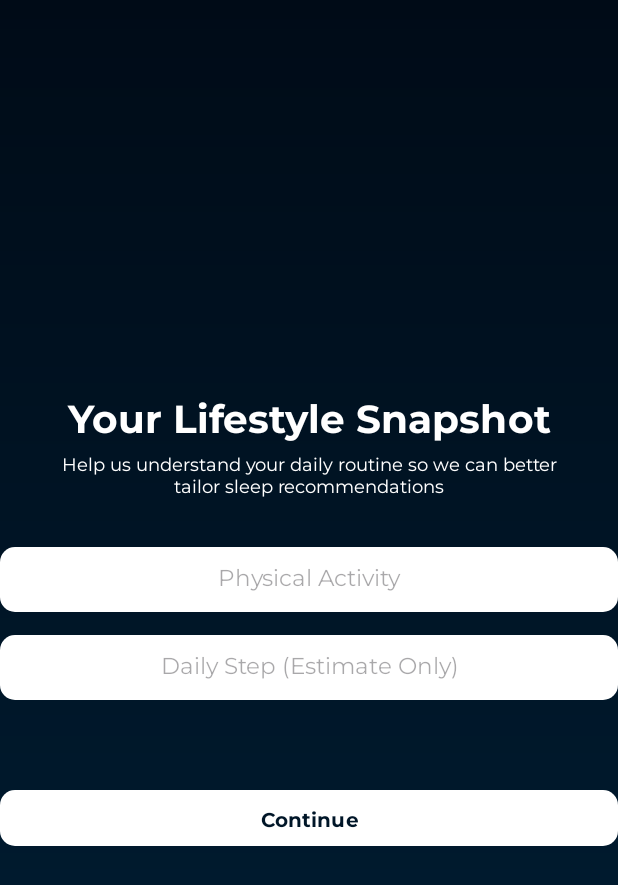
After one commit to Turuku-Bangkit-Capstone-Project/Mobile-Development, an Android app: the PersonalizeLifestyle screen opened directly, with no data from a screen before it, on a phone screen of 412 x 824 dp. The commit adds this screen. Shown: the top 885 px of the screen. Run offline under Robolectric (Android 15) with nearby library versions, the phone set to English and light mode, and no system bars.

Commit message:
Adding New activity - activity_final_personalize.xml - activity_home.xml - activity_personalize_bedtime.xml - activity_personalize_lifestyle - activity_personalize_waketime.xml

```diff
--- /dev/null
+++ b/app/src/main/java/com/muhhlmy/turuku/PersonalizeLifestyle.kt
@@ -0,0 +1,20 @@
+package com.muhhlmy.turuku
+
+import android.os.Bundle
+import androidx.activity.enableEdgeToEdge
+import androidx.appcompat.app.AppCompatActivity
+import androidx.core.view.ViewCompat
+import androidx.core.view.WindowInsetsCompat
+
+class PersonalizeLifestyle : AppCompatActivity() {
+    override fun onCreate(savedInstanceState: Bundle?) {
+        super.onCreate(savedInstanceState)
+        enableEdgeToEdge()
+        setContentView(R.layout.activity_personalize_lifestyle)
+        ViewCompat.setOnApplyWindowInsetsListener(findViewById(R.id.main)) { v, insets ->
+            val systemBars = insets.getInsets(WindowInsetsCompat.Type.systemBars())
+            v.setPadding(systemBars.left, systemBars.top, systemBars.right, systemBars.bottom)
+            insets
+        }
+    }
+}
--- /dev/null
+++ b/app/src/main/res/layout/activity_personalize_lifestyle.xml
@@ -0,0 +1,107 @@
+<?xml version="1.0" encoding="utf-8"?>
+<androidx.constraintlayout.widget.ConstraintLayout
+    xmlns:android="http://schemas.android.com/apk/res/android"
+    xmlns:app="http://schemas.android.com/apk/res-auto"
+    xmlns:tools="http://schemas.android.com/tools"
+    android:id="@+id/main"
+    android:layout_width="match_parent"
+    android:layout_height="match_parent"
+    android:background="@drawable/background_gradient"
+    android:padding="35dp"
+    tools:context=".PersonalizeMessage">
+
+    <FrameLayout
+        android:layout_width="match_parent"
+        android:layout_height="wrap_content"
+        app:layout_constraintStart_toStartOf="parent"
+        app:layout_constraintEnd_toEndOf="parent"
+        app:layout_constraintTop_toTopOf="parent"
+        app:layout_constraintBottom_toBottomOf="parent">
+
+        <androidx.constraintlayout.widget.ConstraintLayout
+            android:layout_width="match_parent"
+            android:layout_height="match_parent">
+
+            <TextView
+                android:id="@+id/personalize_message"
+                android:layout_width="match_parent"
+                android:layout_height="wrap_content"
+                android:text="Your Lifestyle Snapshot"
+                android:fontFamily="@font/montserrat_bold"
+                android:textSize="26sp"
+                android:textColor="@color/white"
+                android:textAlignment="center"
+                app:layout_constraintTop_toTopOf="parent"
+                app:layout_constraintStart_toStartOf="parent"
+                app:layout_constraintEnd_toEndOf="parent"/>
+
+            <TextView
+                android:id="@+id/personalize_desc"
+                android:layout_width="match_parent"
+                android:layout_height="wrap_content"
+                android:paddingStart="30dp"
+                android:paddingEnd="30dp"
+                android:text="Help us understand your daily routine so we can better tailor sleep recommendations"
+                android:fontFamily="@font/montserrat_reguler"
+                android:textSize="12sp"
+                android:textColor="@color/white"
+                android:textAlignment="center"
+                app:layout_constraintTop_toBottomOf="@+id/personalize_message" />
+
+            <com.google.android.material.textfield.TextInputEditText
+                android:id="@+id/etPhysicalActivity"
+                android:layout_width="0dp"
+                android:layout_height="wrap_content"
+                android:layout_marginTop="30dp"
+                android:background="@drawable/rounded_edittext"
+                android:fontFamily="@font/montserrat_reguler"
+                android:padding="10dp"
+                android:hint="Physical Activity"
+                android:textColor="@color/dark_intense_blue"
+                android:textSize="15sp"
+                android:textAlignment="center"
+                app:layout_constraintEnd_toEndOf="parent"
+                app:layout_constraintStart_toStartOf="parent"
+                app:layout_constraintTop_toBottomOf="@id/personalize_desc"
+                android:inputType="number"
+                tools:ignore="SmallSp" />
+
+            <com.google.android.material.textfield.TextInputEditText
+                android:id="@+id/etDailyStep"
+                android:layout_width="0dp"
+                android:layout_height="wrap_content"
+                android:layout_marginTop="15dp"
+                android:background="@drawable/rounded_edittext"
+                android:fontFamily="@font/montserrat_reguler"
+                android:padding="10dp"
+                android:hint="Daily Step (Estimate Only)"
+                android:textColor="@color/dark_intense_blue"
+                android:textSize="15sp"
+                android:textAlignment="center"
+                app:layout_constraintEnd_toEndOf="parent"
+                app:layout_constraintStart_toStartOf="parent"
+                app:layout_constraintTop_toBottomOf="@id/etPhysicalActivity"
+                android:inputType="number"
+                tools:ignore="SmallSp" />
+
+
+            <com.google.android.material.button.MaterialButton
+                android:id="@+id/btnContinue"
+                android:layout_width="match_parent"
+                android:layout_height="37dp"
+                android:layout_marginTop="60dp"
+                app:backgroundTint="@color/white"
+                android:fontFamily="@font/montserrat_bold"
+                android:text="Continue"
+                android:textSize="13sp"
+                android:background="@drawable/rounded_button"
+                android:textColor="@color/dark_low_blue"
+                app:layout_constraintStart_toStartOf="parent"
+                app:layout_constraintEnd_toEndOf="parent"
+                app:layout_constraintTop_toBottomOf="@id/etDailyStep" />
+
+        </androidx.constraintlayout.widget.ConstraintLayout>
+
+    </FrameLayout>
+
+</androidx.constraintlayout.widget.ConstraintLayout>
--- a/gradle/libs.versions.toml
+++ b/gradle/libs.versions.toml
@@ -11,6 +11,7 @@ activity = "1.9.3"
 constraintlayout = "2.2.0"
 navigationFragmentKtx = "2.8.4"
 navigationUiKtx = "2.8.4"
+repo = "Tag"
 
 [libraries]
 androidx-core-ktx = { group = "androidx.core", name = "core-ktx", version.ref = "coreKtx" }
@@ -23,6 +24,7 @@ material = { group = "com.google.android.material", name = "material", version.r
 androidx-activity = { group = "androidx.activity", name = "activity", version.ref = "activity" }
 androidx-constraintlayout = { group = "androidx.constraintlayout", name = "constraintlayout", version.ref = "constraintlayout" }
 navigation-ui-ktx = { module = "androidx.navigation:navigation-ui-ktx", version.ref = "navigationUiKtx" }
+repo = { module = "com.github.User:Repo", version.ref = "repo" }
 
 [plugins]
 android-application = { id = "com.android.application", version.ref = "agp" }
--- a/settings.gradle.kts
+++ b/settings.gradle.kts
@@ -16,6 +16,7 @@ dependencyResolutionManagement {
     repositories {
         google()
         mavenCentral()
+        maven { url = uri("https://jitpack.io") }
     }
 }
 
```
Also changed, not shown: app/build.gradle.kts (+8 -0 lines), app/src/main/AndroidManifest.xml (+19 -1 lines), app/src/main/java/com/muhhlmy/turuku/FinalPersonalize.kt (added, +20 -0 lines), app/src/main/java/com/muhhlmy/turuku/HomeActivity.kt (added, +16 -0 lines), app/src/main/java/com/muhhlmy/turuku/PersonalizeBedtime.kt (added, +20 -0 lines), app/src/main/java/com/muhhlmy/turuku/PersonalizeWaketime.kt (added, +20 -0 lines), app/src/main/res/layout/activity_final_personalize.xml (added, +95 -0 lines), app/src/main/res/layout/activity_home.xml (added, +164 -0 lines), app/src/main/res/layout/activity_personalize_bedtime.xml (added, +78 -0 lines), app/src/main/res/layout/activity_personalize_waketime.xml (added, +78 -0 lines), app/src/main/res/values/colors.xml (+6 -1 lines), build.gradle.kts (line endings or trailing spaces).
